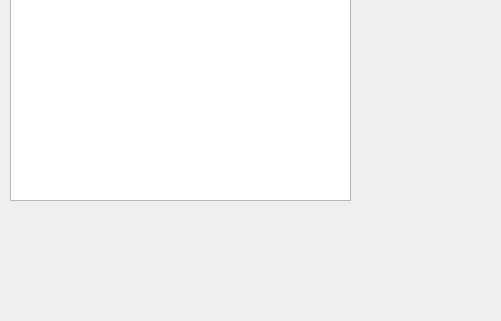
Above: SpotifyChallenge/myspotify.ui from pedrooculos/SpotifyChallenge before the change; both pictures show x 0 to 501 and y 279 to 600 of the 800 by 600 pixel window. Below: the same form after it.
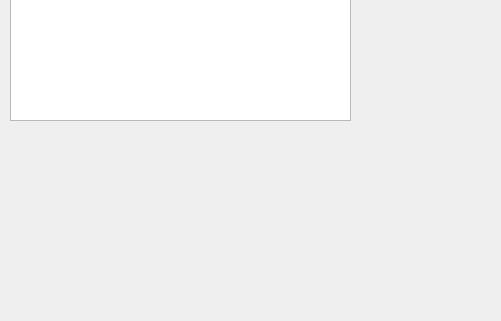
That is the form after the change.

Diff of the .ui file:
```diff
--- a/SpotifyChallenge/myspotify.ui
+++ b/SpotifyChallenge/myspotify.ui
@@ -50,7 +50,7 @@
       <x>10</x>
       <y>100</y>
       <width>341</width>
-      <height>361</height>
+      <height>281</height>
      </rect>
     </property>
    </widget>
```
